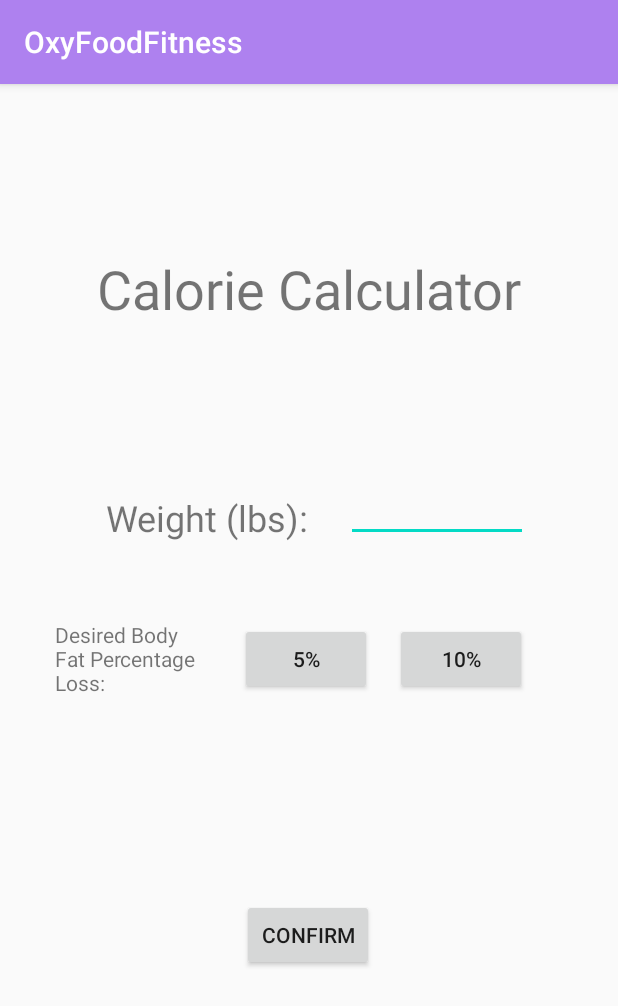
After one commit to tammieoh/CalorieCounter_Front, an Android app: the WeightCalc screen opened directly, with no data from a screen before it, on a phone screen of 412 x 824 dp. The commit adds this screen. Shown: the top 1006 px of the screen. Run offline under Robolectric (Android 15) with nearby library versions, the phone set to English and light mode, and no system bars; network calls fail.

Commit message:
New Activity: Weight

```diff
--- a/app/src/main/AndroidManifest.xml
+++ b/app/src/main/AndroidManifest.xml
@@ -14,13 +14,14 @@
         android:usesCleartextTraffic="true">
         <activity android:name=".HomePage"></activity>
         <activity android:name=".SearchPage"></activity>
+        <activity android:name=".WeightCalc"></activity>
         <activity
-            android:name=".SignUp"
-            android:label="SignUp"
-            android:parentActivityName=".MainActivity">
-            <meta-data
-                android:name="android.support.PARENT_ACTIVITY"
-                android:value="MainActivity" />
+            android:name=".SignUp">
+<!--            android:label="SignUp">-->
+<!--&lt;!&ndash;             android:parentActivityName=".MainActivity">&ndash;&gt;-->
+<!--            <meta-data-->
+<!--                android:name="android.support.PARENT_ACTIVITY"-->
+<!--                android:value="MainActivity" />-->
         </activity>
         <activity android:name=".MainActivity">
             <intent-filter>
--- a/app/src/main/java/com/example/login/SearchPage.java
+++ b/app/src/main/java/com/example/login/SearchPage.java
@@ -1,11 +1,13 @@
 package com.example.login;
 //import android.support.v7.app.AppCompatActivity;
 import android.content.Context;
-import android.util.Log;
+import android.content.Intent;
 import android.view.Menu;
 import android.view.MenuInflater;
 import android.view.MenuItem;
 import android.os.Bundle;
+import android.view.View;
+import android.widget.AdapterView;
 import android.widget.ListView;
 import android.widget.ArrayAdapter;
 import android.widget.SearchView;
@@ -19,21 +21,13 @@ import com.android.volley.RequestQueue;
 import com.android.volley.Response;
 import com.android.volley.VolleyError;
 import com.android.volley.toolbox.JsonArrayRequest;
-import com.android.volley.toolbox.JsonObjectRequest;
-import com.android.volley.toolbox.RequestFuture;
 import com.android.volley.toolbox.Volley;
 
 import org.json.JSONArray;
 import org.json.JSONException;
 import org.json.JSONObject;
 
-import java.sql.Time;
 import java.util.ArrayList;
-import java.util.Arrays;
-import java.util.Iterator;
-import java.util.concurrent.ExecutionException;
-import java.util.concurrent.TimeUnit;
-import java.util.concurrent.TimeoutException;
 
 
 public class SearchPage extends AppCompatActivity {
@@ -73,7 +67,20 @@ public class SearchPage extends AppCompatActivity {
                 this,
                 android.R.layout.simple_list_item_1,
                 mylist);
+
         listView.setAdapter(adapter);
+        listView.setOnItemClickListener(new AdapterView.OnItemClickListener() {
+            @Override
+            public void onItemClick(AdapterView<?> parent, View view, int position,
+                                    long id) {
+                String item = adapter.getItem(position);
+                Intent intent = new Intent(sContext, HomePage.class);
+//                String message = "abcpqr";
+//                Toast.makeText(SearchPage.this, item, Toast.LENGTH_SHORT).show();
+//                intent.putExtra(EXTRA_MESSAGE, message);
+                startActivity(intent);
+            }
+        });
 //        RequestFuture<JSONArray> future = RequestFuture.newFuture();
         searchUserRequest = new JsonArrayRequest(Request.Method.GET, "http://192.168.0.15:8080/getFoods", null,
                 new Response.Listener<JSONArray>() {
@@ -91,7 +98,6 @@ public class SearchPage extends AppCompatActivity {
                         }
                             System.out.println(mylist.toString());
                             adapter.notifyDataSetChanged();
-                            //                        mylist.add(response.getString());
                     }}
                 ,
         new Response.ErrorListener() {
@@ -106,30 +112,9 @@ public class SearchPage extends AppCompatActivity {
         requestQueue.add(searchUserRequest);
         System.out.println(mylist.size());
         System.out.println("In search class");
+    }
 
 
-
-
-        // Add items to Array List
-//        mylist = new ArrayList<>();
-//        mylist.add("C");
-//        mylist.add("C++");
-//        mylist.add("C#");
-//        mylist.add("Java");
-//        mylist.add("Advanced java");
-//        mylist.add("Interview prep with c++");
-//        mylist.add("Interview prep with java");
-//        mylist.add("data structures with c");
-//        mylist.add("data structures with java");
-
-        // Set adapter to ListView
-//        adapter
-//                = new ArrayAdapter<String>(
-//                this,
-//                android.R.layout.simple_list_item_1,
-//                mylist);
-//        listView.setAdapter(adapter);
-    }
 
     @Override
     public boolean onCreateOptionsMenu(Menu menu)
--- a/app/src/main/java/com/example/login/SignUp.java
+++ b/app/src/main/java/com/example/login/SignUp.java
@@ -3,6 +3,7 @@ package com.example.login;
 import androidx.appcompat.app.AppCompatActivity;
 
 import android.content.Context;
+import android.content.Intent;
 import android.os.Bundle;
 import android.view.View;
 import android.widget.Button;
@@ -90,8 +91,10 @@ public class SignUp extends AppCompatActivity {
                         @Override
                         public void onResponse(JSONObject response) {
                             //                                queue = MySingleton.getInstance(mCtx).getRequestQueue();
+                            Intent weight_page = new Intent(mContext, WeightCalc.class);
+                            startActivity(weight_page);
                             CharSequence text = "User Successfully Registered";
-                            int duration = Toast.LENGTH_SHORT;
+                            int duration = Toast.LENGTH_LONG;
                             Toast toast = Toast.makeText(mContext, text, duration);
                             toast.show();
                         }
--- /dev/null
+++ b/app/src/main/java/com/example/login/WeightCalc.java
@@ -0,0 +1,34 @@
+package com.example.login;
+
+import android.content.Context;
+import android.os.Bundle;
+import android.view.View;
+import android.widget.Button;
+import android.widget.EditText;
+
+import androidx.appcompat.app.AppCompatActivity;
+
+public class WeightCalc extends AppCompatActivity {
+    Button five_button, ten_button, confirm_button;
+    EditText weight;
+    String nums;
+    int lbs;
+    private Context wContext;
+
+    protected void onCreate(Bundle savedInstanceState) {
+        super.onCreate(savedInstanceState);
+        setContentView(R.layout.activity_weight_calc);
+        wContext = getApplicationContext();
+        weight = (EditText) findViewById(R.id.weight);
+        five_button = (Button)findViewById(R.id.five_per);
+        ten_button = (Button) findViewById(R.id.ten_per);
+        confirm_button = (Button) findViewById(R.id.confirm);
+
+        confirm_button.setOnClickListener(new View.OnClickListener() {
+            @Override
+            public void onClick(View v) {
+                nums = weight.getText().toString();
+                lbs = Integer.parseInt(nums);
+        }});
+    }
+}
--- /dev/null
+++ b/app/src/main/res/layout/activity_weight_calc.xml
@@ -0,0 +1,99 @@
+<?xml version="1.0" encoding="utf-8"?>
+<androidx.constraintlayout.widget.ConstraintLayout
+    xmlns:android="http://schemas.android.com/apk/res/android"
+    xmlns:app="http://schemas.android.com/apk/res-auto"
+    xmlns:tools="http://schemas.android.com/tools"
+    android:layout_width="match_parent"
+    android:layout_height="match_parent">
+
+
+    <Button
+        android:id="@+id/five_per"
+        android:layout_width="wrap_content"
+        android:layout_height="wrap_content"
+        android:layout_marginStart="160dp"
+        android:layout_marginLeft="160dp"
+        android:text="5%"
+        app:layout_constraintBottom_toBottomOf="parent"
+        app:layout_constraintStart_toStartOf="parent"
+        app:layout_constraintTop_toTopOf="parent"
+        app:layout_constraintVertical_bias="0.499" />
+
+    <Button
+        android:id="@+id/ten_per"
+        android:layout_width="wrap_content"
+        android:layout_height="wrap_content"
+        android:text="10%"
+        app:layout_constraintBottom_toBottomOf="parent"
+        app:layout_constraintEnd_toEndOf="parent"
+        app:layout_constraintHorizontal_bias="0.2"
+        app:layout_constraintStart_toEndOf="@+id/five_per"
+        app:layout_constraintTop_toTopOf="parent"
+        app:layout_constraintVertical_bias="0.499" />
+
+    <com.google.android.material.textfield.TextInputEditText
+        android:id="@+id/weight"
+        android:layout_width="121dp"
+        android:layout_height="35dp"
+        android:layout_marginEnd="60dp"
+        android:layout_marginRight="60dp"
+        android:hint=""
+        app:layout_constraintBottom_toTopOf="@+id/ten_per"
+        app:layout_constraintEnd_toEndOf="parent"
+        app:layout_constraintTop_toTopOf="parent"
+        app:layout_constraintVertical_bias="0.833"
+        tools:ignore="MissingConstraints" />
+
+    <TextView
+        android:id="@+id/weight_label"
+        android:layout_width="wrap_content"
+        android:layout_height="wrap_content"
+        android:text="Weight (lbs): "
+        android:textSize="24sp"
+        app:layout_constraintBottom_toTopOf="@+id/five_per"
+        app:layout_constraintEnd_toStartOf="@+id/weight"
+        app:layout_constraintHorizontal_bias="0.788"
+        app:layout_constraintStart_toStartOf="parent"
+        app:layout_constraintTop_toTopOf="parent"
+        app:layout_constraintVertical_bias="0.834" />
+
+    <TextView
+        android:id="@+id/body_fat"
+        android:layout_width="95dp"
+        android:layout_height="52dp"
+        android:layout_marginTop="52dp"
+        android:layout_marginEnd="28dp"
+        android:layout_marginRight="28dp"
+        android:text="Desired Body Fat Percentage Loss: "
+        android:textSize="14sp"
+        app:layout_constraintBottom_toBottomOf="parent"
+        app:layout_constraintEnd_toStartOf="@+id/five_per"
+        app:layout_constraintHorizontal_bias="1.0"
+        app:layout_constraintStart_toStartOf="parent"
+        app:layout_constraintTop_toBottomOf="@+id/weight_label"
+        app:layout_constraintVertical_bias="0.0" />
+
+    <Button
+        android:id="@+id/confirm"
+        android:layout_width="wrap_content"
+        android:layout_height="wrap_content"
+        android:text="Confirm"
+        app:layout_constraintBottom_toBottomOf="parent"
+        app:layout_constraintEnd_toEndOf="parent"
+        app:layout_constraintHorizontal_bias="0.498"
+        app:layout_constraintStart_toStartOf="parent"
+        app:layout_constraintTop_toBottomOf="@+id/five_per"
+        app:layout_constraintVertical_bias="0.435" />
+
+    <TextView
+        android:id="@+id/calculator_title"
+        android:layout_width="wrap_content"
+        android:layout_height="wrap_content"
+        android:text="Calorie Calculator"
+        android:textSize="36sp"
+        app:layout_constraintBottom_toTopOf="@+id/weight_label"
+        app:layout_constraintEnd_toEndOf="parent"
+        app:layout_constraintStart_toStartOf="parent"
+        app:layout_constraintTop_toTopOf="parent" />
+
+</androidx.constraintlayout.widget.ConstraintLayout>
```
